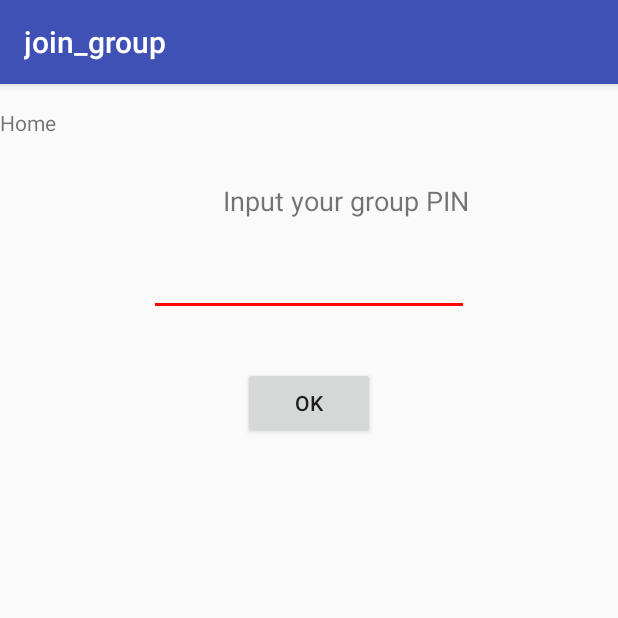
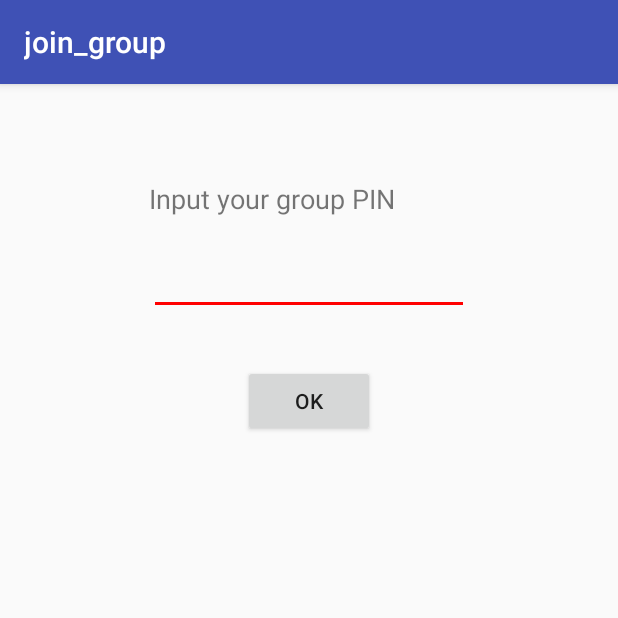
Before and after one commit to lukakralj/DragonHunt, an Android app: the join_group screen opened directly, with no data from a screen before it, on a phone screen of 412 x 824 dp, the top half of it. Run offline under Robolectric (Android 15) with nearby library versions, the phone set to English and light mode, and no system bars; network calls fail.

Commit message:
little changes to the UI

```diff
--- a/app/src/main/res/layout/activity_join_group.xml
+++ b/app/src/main/res/layout/activity_join_group.xml
@@ -9,29 +9,20 @@
     tools:layout_editor_absoluteY="81dp">
 
     <TextView
-        android:id="@+id/message"
-        android:layout_width="wrap_content"
-        android:layout_height="wrap_content"
-        android:layout_marginTop="16dp"
-        android:text="@string/title_home"
-        app:layout_constraintStart_toStartOf="parent"
-        app:layout_constraintTop_toTopOf="parent" />
-
-    <TextView
         android:id="@+id/textView4"
         android:layout_width="wrap_content"
         android:layout_height="wrap_content"
-        android:layout_marginTop="65dp"
+        android:layout_marginTop="64dp"
         android:text="Input your group PIN"
         android:textSize="18sp"
-        app:layout_constraintEnd_toEndOf="@+id/codeInput"
+        app:layout_constraintStart_toStartOf="@+id/codeInput"
         app:layout_constraintTop_toTopOf="parent" />
 
     <EditText
         android:id="@+id/codeInput"
         android:layout_width="wrap_content"
         android:layout_height="wrap_content"
-        android:layout_marginTop="19dp"
+        android:layout_marginTop="20dp"
         android:ems="10"
         android:textAlignment="center"
         app:layout_constraintEnd_toEndOf="parent"
@@ -42,7 +33,7 @@
         android:id="@+id/joinButton"
         android:layout_width="wrap_content"
         android:layout_height="wrap_content"
-        android:layout_marginTop="34dp"
+        android:layout_marginTop="33dp"
         android:text="OK"
         app:layout_constraintEnd_toEndOf="parent"
         app:layout_constraintStart_toStartOf="parent"
```
